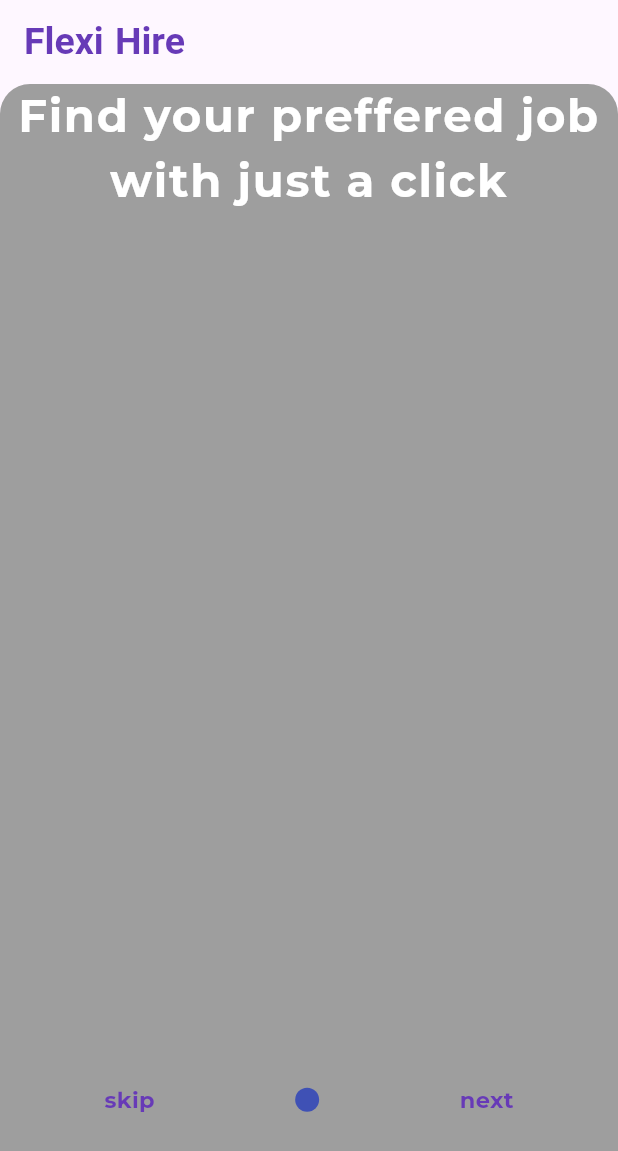
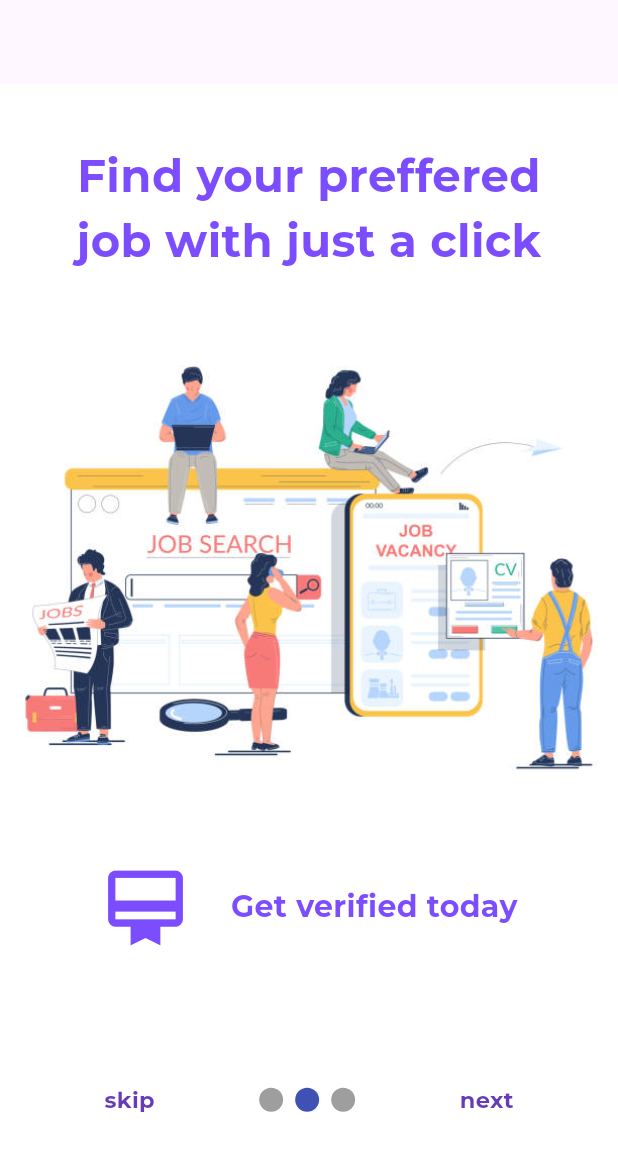
Before and after one commit to BraisonWabwire/flexi_hire, a Flutter app: the screen it shows after launch, swiped to page 2, on a phone screen of 412 x 824 dp. Shown: the top 1151 px of the screen. Run offline on Flutter 3.47's test engine with Material 3 defaults, Android fonts, the phone set to English and light mode, and no system bars; drawn by our look-alikes of smooth_page_indicator; our stand-ins replace google_fonts.

Commit message:
Done with design of the second page

```diff
--- a/lib/intro_screens/intro_page2.dart
+++ b/lib/intro_screens/intro_page2.dart
@@ -9,35 +9,76 @@
     return Container(
       color: Colors.white,
       child: Scaffold(
-        appBar: AppBar(title: Text('Flexi Hire', style: GoogleFonts.roboto(
+        backgroundColor: Colors.white,
+        appBar: AppBar(
+          title: Text(
+            '',
+            style: GoogleFonts.roboto(
               fontSize: 25,
-          wordSpacing:1.2,
+              wordSpacing: 1.2,
               color: Colors.deepPurple,
-          fontWeight: FontWeight.bold
-        ),),),
-        body: DecoratedBox(
-          decoration:BoxDecoration(
-            color: Colors.grey,
+              fontWeight: FontWeight.bold,
+            ),
+          ),
+        ),
+        body: Column(
+          mainAxisAlignment: MainAxisAlignment.start,
+          children: [
+            DecoratedBox(
+              decoration: BoxDecoration(
+                color: Colors.white,
                 borderRadius: BorderRadius.only(
-            topLeft: Radius.circular(20),
+                  topLeft:Radius.circular(20),
                   topRight: Radius.circular(20),
-          )
+                ),
                 ),
               child: Column(
                 children: [
+                  Padding(
+                    padding: const EdgeInsets.all(40),
+                    child: Text(
+                      "Find your preffered job with just a click",
+                      style: GoogleFonts.montserrat(
+                        fontSize: 30,
+                        fontWeight: FontWeight.bold,
+                        color: Colors.deepPurpleAccent,
+                      ),
+                      textAlign: TextAlign.center,
+                    ),
+                  ),
+                ],
+              ),
+            ),
+            Image.asset('assets/images/searching.png'),
+            DecoratedBox(
+              decoration:BoxDecoration(
+                // color: Colors.deepPurpleAccent
+              ),
+              child: Padding(
+                padding: const EdgeInsets.all(40),
+                child: Row(
+                  mainAxisAlignment: MainAxisAlignment.spaceEvenly,
+                  children: [
+                    Icon(
+                      Icons.card_membership,
+                      size: 60,
+                      color: Colors.deepPurpleAccent,
+                    ),
                      Text(
-                  "Find your preffered job with just a click",
-                  style:  GoogleFonts.montserrat(
-                    fontSize: 30,
-                    letterSpacing: 1.1,
+                      "Get verified today",
+                      style: GoogleFonts.montserrat(
+                        fontSize: 20,
                         fontWeight: FontWeight.bold,
-                    color: Colors.white,
+                        color: Colors.deepPurpleAccent,
                       ),
                       textAlign: TextAlign.center,
                     ),
                   ],
                 ),
+              ),
               )
+          ],
+        ),
       ),
     );
   }
--- a/pubspec.yaml
+++ b/pubspec.yaml
@@ -60,6 +60,7 @@
   # To add assets to your application, add an assets section, like this:
   assets:
     - assets/images/working.png
+    - assets/images/searching.png
   #   - images/a_dot_ham.jpeg
 
   # An image asset can refer to one or more resolution-specific "variants", see
```
Also changed, not shown: assets/images/searching.png (added), assets/images/searching1.png (added), assets/images/searching2.png (added). Lines whose indentation alone changed are shown as unchanged.
